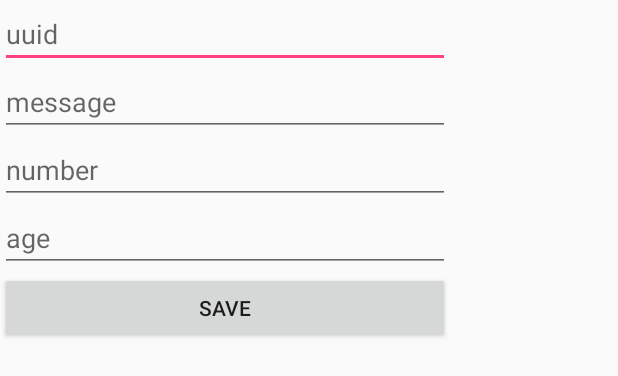
After one commit to Marchuck/EEEEeeee, an Android app: the layout form.xml on its own in the app's theme, with its tools: preview values and no code run, on a phone screen of 412 x 824 dp. The commit adds this screen. Shown: the top 376 px of the screen. Run offline under Robolectric (Android 15) with nearby library versions, the phone set to English and light mode, and no system bars.

```diff
--- /dev/null
+++ b/app/src/main/res/layout/form.xml
@@ -0,0 +1,44 @@
+<?xml version="1.0" encoding="utf-8"?>
+<RelativeLayout xmlns:android="http://schemas.android.com/apk/res/android"
+    android:layout_width="300sp"
+
+    android:layout_height="300sp">
+
+
+    <EditText
+        android:id="@+id/uuid"
+        android:layout_width="match_parent"
+        android:layout_height="wrap_content"
+        android:hint="uuid" />
+
+    <EditText
+        android:id="@+id/message"
+        android:layout_width="match_parent"
+        android:layout_height="wrap_content"
+        android:layout_below="@+id/uuid"
+        android:hint="message" />
+
+    <EditText
+        android:id="@+id/number"
+        android:layout_width="match_parent"
+        android:layout_height="wrap_content"
+        android:layout_below="@+id/message"
+        android:hint="number"
+        android:inputType="number" />
+
+    <EditText
+        android:id="@+id/age"
+        android:layout_width="match_parent"
+        android:layout_height="wrap_content"
+        android:layout_below="@+id/number"
+        android:hint="age"
+        android:inputType="number" />
+
+    <Button
+        android:text="save"
+        android:id="@+id/save"
+        android:layout_width="match_parent"
+        android:layout_height="wrap_content"
+        android:layout_below="@+id/age" />
+
+</RelativeLayout>
```
Also changed, not shown: app/src/main/AndroidManifest.xml (+1 -1 lines), app/src/main/java/pl/marchuck/eeeeeeee/MainActivity.java (+88 -2 lines), app/src/main/java/pl/marchuck/eeeeeeee/Pojo.java (+11 -0 lines), app/src/main/res/layout/activity_main.xml (+19 -1 lines), app/src/main/res/layout/search.xml (added, +21 -0 lines).
